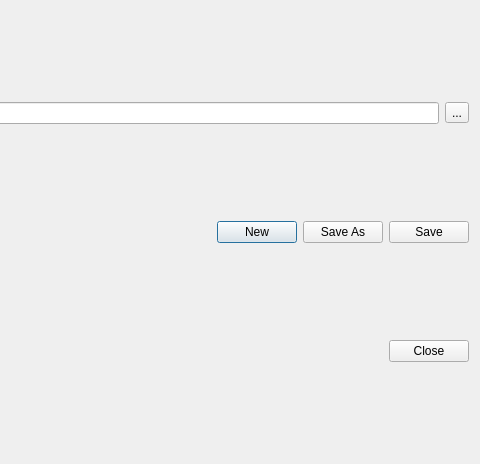
Before: the Qt Designer form ui/newfuel_formula_editor_dialog.ui in luipir/QTraffic, drawn with Qt 5; both pictures show x 300 to 780 and y 0 to 464 of the 780 by 464 pixel window.
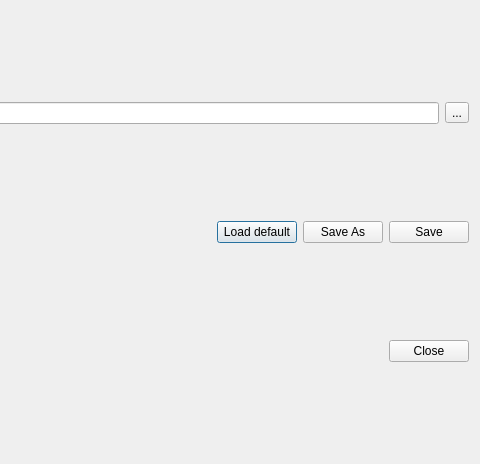
After: the same form once the commit is applied.

Commit message: changed object name

```diff
--- a/ui/newfuel_formula_editor_dialog.ui
+++ b/ui/newfuel_formula_editor_dialog.ui
@@ -53,7 +53,7 @@
      <item>
       <widget class="QPushButton" name="newFormulaFile_PButton">
        <property name="text">
-        <string>New</string>
+        <string>Load default</string>
        </property>
       </widget>
      </item>
```
Left out of the diff: 7 changed lines with no effect on the pictures. The commit also changes 1 other file.
